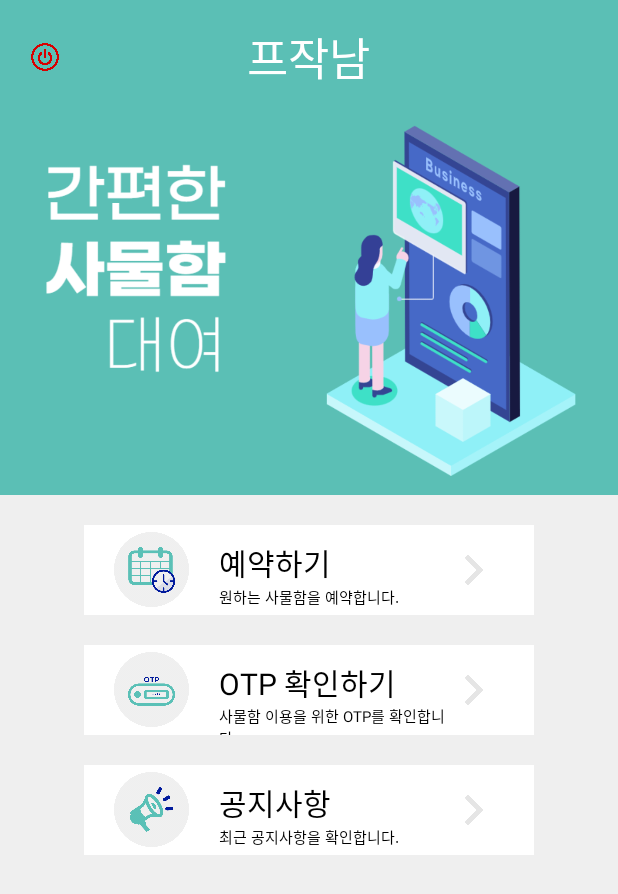
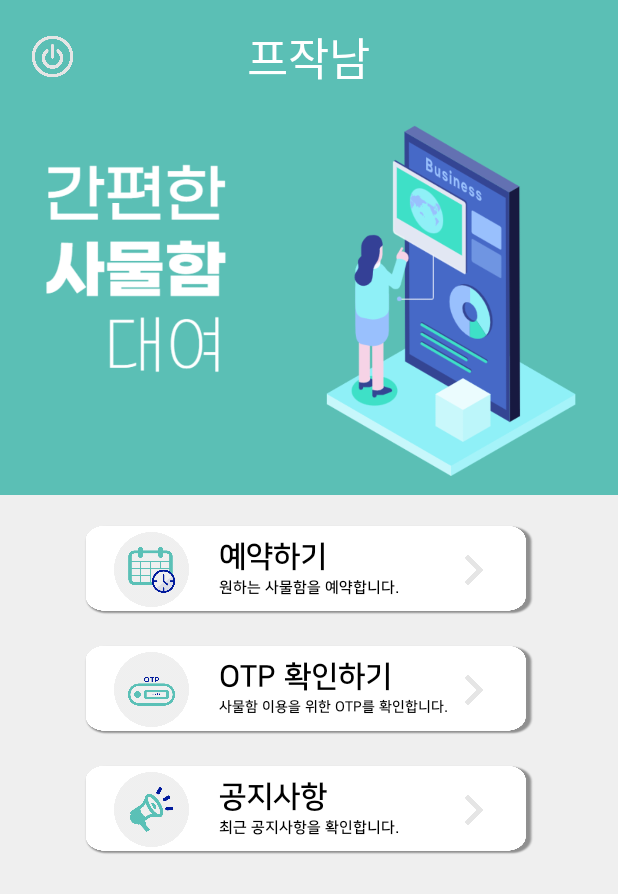
Before and after one commit to tmdngk0314/ProjectNam, an Android app: the SelectActivity screen opened directly, with no data from a screen before it, on a phone screen of 412 x 824 dp. Shown: the top 894 px of the screen. Run offline under Robolectric (Android 15) with nearby library versions, the phone set to English and light mode, and no system bars.

Commit message:
[FIX]선택 버튼 배경 변경, 폰트 변경(activity_select)

```diff
--- a/app/src/main/AndroidManifest.xml
+++ b/app/src/main/AndroidManifest.xml
@@ -28,6 +28,9 @@
         <activity
             android:name=".Reserve"
             android:exported="false" />
+        <activity
+            android:name=".NoticeInformationActivity"
+            android:exported="false" />
     </application>
 
 </manifest>
--- a/app/src/main/res/font/font.xml
+++ b/app/src/main/res/font/font.xml
@@ -9,4 +9,10 @@
         <font android:fontStyle="normal"
             android:fontWeight="400"
             android:font="@font/gmarkme"/>
+        <font android:fontStyle="normal"
+            android:fontWeight="400"
+            android:font="@font/nanumsquareb"/>
+        <font android:fontStyle="normal"
+            android:fontWeight="400"
+            android:font="@font/nanumsquarel"/>
 </font-family>
--- a/app/src/main/res/layout/activity_reserve.xml
+++ b/app/src/main/res/layout/activity_reserve.xml
@@ -22,9 +22,10 @@
             android:layout_width="wrap_content"
             android:layout_height="wrap_content"
             android:layout_centerInParent="true"
+            android:fontFamily="@font/nanumsquareb"
             android:text="사물함 대여"
-            android:textColor="#000000"
-            android:textSize="15dp" />
+            android:textSize="15dp"
+            android:textColor="#050505"/>
     </RelativeLayout>
     <LinearLayout
         android:layout_width="200dp"
@@ -90,6 +91,7 @@
             android:layout_height="wrap_content"
             android:layout_marginLeft="15dp"
             android:layout_marginTop="20dp"
+            android:fontFamily="@font/nanumsquareb"
             android:text="사물함 선택"
             android:textColor="#050505"
             android:textSize="28dp" />
--- a/app/src/main/res/layout/activity_select.xml
+++ b/app/src/main/res/layout/activity_select.xml
@@ -26,10 +26,11 @@
 
                 android:layout_marginTop="10dp"
                 >
+
                 <ImageButton
                     android:id="@+id/imgBtnLogout"
-                    android:layout_width="20dp"
-                    android:layout_height="20dp"
+                    android:layout_width="30dp"
+                    android:layout_height="30dp"
                     android:layout_centerVertical="true"
                     android:layout_marginLeft="20dp"
                     android:background="@drawable/select_logout" />
@@ -67,7 +68,7 @@
             android:layout_height="60dp"
             android:layout_centerHorizontal="true"
             android:layout_marginTop="20dp"
-            android:background="#ffffff">
+            android:background="@drawable/select_box">
 
             <ImageButton
                 android:id="@+id/storeimg"
@@ -91,14 +92,17 @@
                     android:layout_marginTop="10dp"
                     android:text="예약하기"
                     android:textColor="#000000"
-                    android:textSize="20dp" />
+                    android:textSize="20dp"
+                    android:fontFamily="@font/nanumsquareb"/>
 
                 <TextView
                     android:layout_width="wrap_content"
                     android:layout_height="wrap_content"
                     android:text="원하는 사물함을 예약합니다."
                     android:textColor="#000000"
-                    android:textSize="10dp" />
+                    android:textSize="10dp"
+                    android:fontFamily="@font/nanumsquareb"
+                    android:layout_marginTop="3dp"/>
             </LinearLayout>
 
             <ImageButton
@@ -117,7 +121,7 @@
             android:layout_below="@+id/firstRela"
             android:layout_centerHorizontal="true"
             android:layout_marginTop="20dp"
-            android:background="#ffffff">
+            android:background="@drawable/select_box">
 
             <ImageButton
                 android:id="@+id/searchimg"
@@ -141,14 +145,17 @@
                     android:layout_marginTop="10dp"
                     android:text="OTP 확인하기"
                     android:textColor="#000000"
-                    android:textSize="20dp" />
+                    android:textSize="20dp"
+                    android:fontFamily="@font/nanumsquareb"/>
 
                 <TextView
                     android:layout_width="wrap_content"
                     android:layout_height="wrap_content"
                     android:text="사물함 이용을 위한 OTP를 확인합니다."
                     android:textColor="#000000"
-                    android:textSize="10dp" />
+                    android:textSize="9dp"
+                    android:layout_marginTop="3dp"
+                    android:fontFamily="@font/nanumsquareb" />
             </LinearLayout>
 
             <ImageButton
@@ -167,7 +174,7 @@
             android:layout_below="@+id/secondRela"
             android:layout_centerHorizontal="true"
             android:layout_marginTop="20dp"
-            android:background="#ffffff">
+            android:background="@drawable/select_box">
 
             <ImageButton
                 android:id="@+id/noticeimg"
@@ -191,14 +198,17 @@
                     android:layout_marginTop="10dp"
                     android:text="공지사항"
                     android:textColor="#000000"
-                    android:textSize="20dp" />
+                    android:textSize="20dp"
+                    android:fontFamily="@font/nanumsquareb"/>
 
                 <TextView
                     android:layout_width="wrap_content"
                     android:layout_height="wrap_content"
                     android:text="최근 공지사항을 확인합니다."
                     android:textColor="#000000"
-                    android:textSize="10dp" />
+                    android:textSize="10dp"
+                    android:layout_marginTop="3dp"
+                    android:fontFamily="@font/nanumsquareb"/>
             </LinearLayout>
 
             <ImageButton
```
Also changed, not shown: app/src/main/java/com/example/projectnam/NoticeActivity.java (+15 -0 lines), app/src/main/java/com/example/projectnam/NoticeInformationActivity.java (added, +24 -0 lines), app/src/main/res/layout/activity_main.xml (+5 -4 lines), app/src/main/res/layout/activity_notice.xml (+42 -30 lines), app/src/main/res/layout/activity_notice_information.xml (added, +75 -0 lines), app/src/main/res/drawable-v24/notice_img.png (added), app/src/main/res/drawable-v24/select_logout.png, app/src/main/res/drawable/select_box.png (added), app/src/main/res/font/nanumsquareb.otf (added), app/src/main/res/font/nanumsquarel.otf (added).
